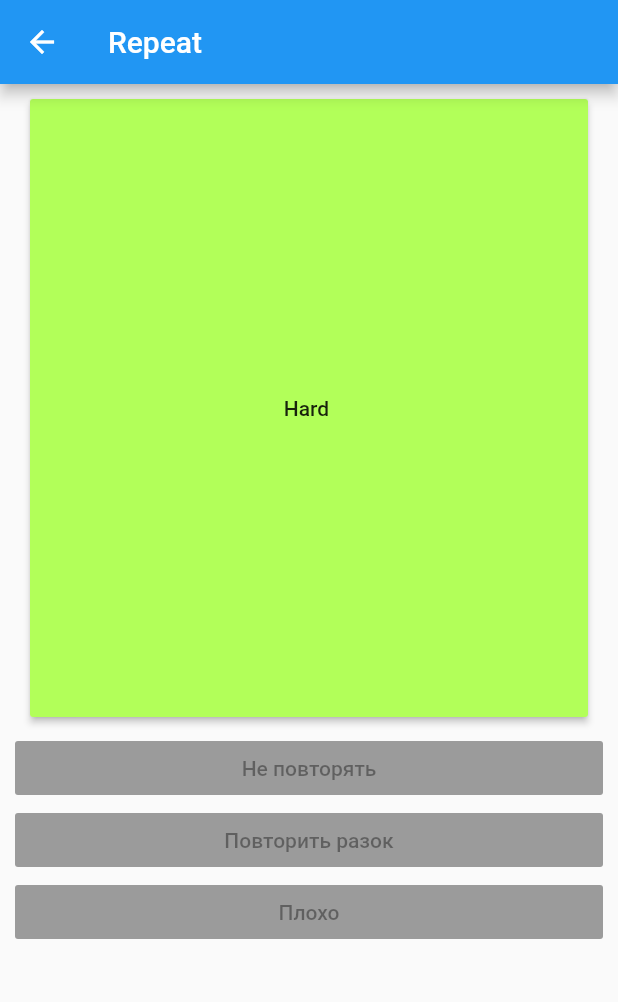
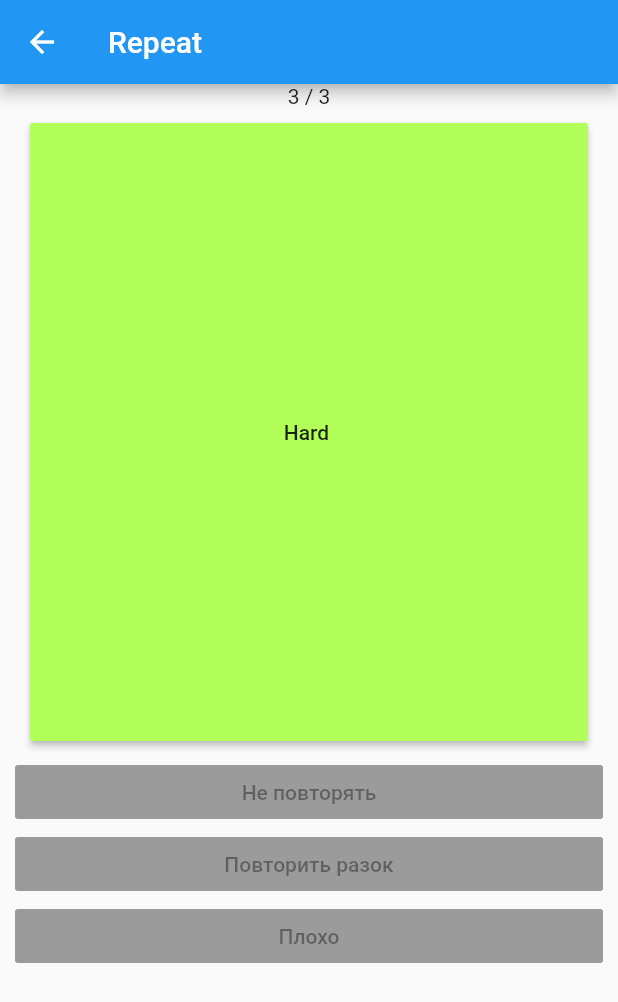
Before and after one commit to tmnk/engApp2, a Flutter app: the screen it shows after launch, after a tap on "Repeat", on a phone screen of 412 x 824 dp. Shown: the top 1002 px of the screen. Run offline on Flutter 3.47's test engine with Material 2 defaults, Android fonts, the phone set to English and light mode, and no system bars; our stand-ins replace cloud_firestore; accounts and stored records are empty.

```diff
--- a/lib/classes.dart
+++ b/lib/classes.dart
@@ -24,8 +24,7 @@ class Word {
 class Collection {
   List data = new List();
   int collectionId;
-  DateTime time;
-  Collection(this.collectionId, this.data, this.time);
+  Collection(this.collectionId, this.data);
   String jsonReturn() {
     if (data.length == 0) return '';
     var tmpList = new List();
--- a/lib/main.dart
+++ b/lib/main.dart
@@ -101,7 +101,7 @@ class SelectionButton extends StatelessWidget {
     Word a = new Word("Easy", "Легко", 0, [4]);
     Word b = new Word("Normal", "Средне", 0, [4, 5]);
     Word c = new Word("Hard", "Сложно", 0, [4, 3 , 2]);
-    Collection l = new Collection(0, [a,b,c], new DateTime.utc(1989, 11, 9));
+    Collection l = new Collection(0, [a,b,c]);
     print(l.jsonReturn());
 
     // Navigator.push returns a Future that will complete after we call
--- a/lib/repeat.dart
+++ b/lib/repeat.dart
@@ -41,8 +41,9 @@ class _FlutterDemoState extends State<Repeat> {
         _secondWord = '';
         _mode = "EN";
         _currNum = 0;
+//        if (widget.repeatNum == 0) Navigator.pop(context, null);
       });
-    print(_currWord.ru);
+//      print(_currWord.ru);
 //    });
   }
 
@@ -53,6 +54,11 @@ class _FlutterDemoState extends State<Repeat> {
       appBar: AppBar(title: Text('Repeat')),
       body: Column(
         children: <Widget>[
+          Center(
+            child : Text(
+              "${data.length + 1} / ${data.length + succesData.length + 1}"
+            )
+          ),
           Padding(
             child : SizedBox(
               width: MediaQuery.of(context).size.width ,
@@ -174,8 +180,8 @@ class _FlutterDemoState extends State<Repeat> {
       }
       else if (data.length == 0 && _mode == "-r") { // Конец целого обхода
         _currNum++;
-        if (_currNum == widget.repeatNum) { // Конец всех обходов
-          Navigator.pop(context, new Collection(widget.jsonData.collectionId, succesData, widget.jsonData.time));
+        if (_currNum >= widget.repeatNum) { // Конец всех обходов
+          Navigator.pop(context, new Collection(widget.jsonData.collectionId, succesData));
         }
         else {
           data = succesData;
--- /dev/null
+++ b/lib/time/time.dart
@@ -0,0 +1,3 @@
+int timeNow() {
+  return  DateTime.utc(DateTime.now().year, DateTime.now().month, DateTime.now().day).difference(DateTime.utc(2019, 2, 19)).inDays;
+}
--- a/pubspec.yaml
+++ b/pubspec.yaml
@@ -26,8 +26,6 @@ dev_dependencies:
   flutter_test:
     sdk: flutter
 
-  path_provider: "^0.5.0"
-  cloud_firestore: "^0.9.0"
 
 # For information on the generic Dart part of this file, see the
 # following page: https://www.dartlang.org/tools/pub/pubspec
```
Also changed, not shown: lib/detail.dart (+5 -5 lines), lib/io.dart (+28 -0 lines), lib/learn.dart (+31 -8 lines).
